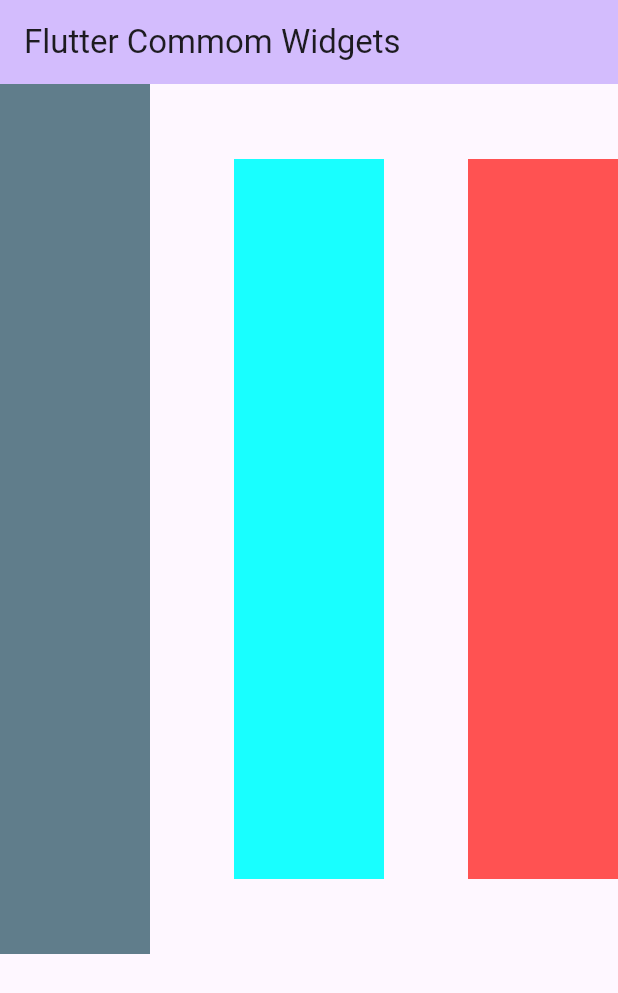
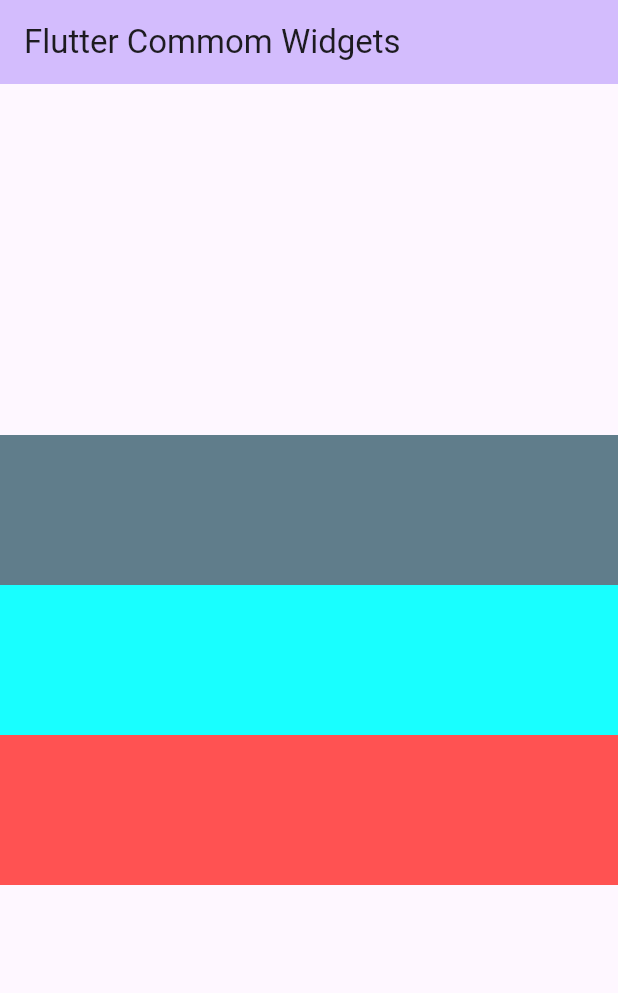
Before and after one commit to ArturRibeiro01/flutter_commom_widgets, a Flutter app: the screen it shows after launch, on a phone screen of 412 x 824 dp. Shown: the top 993 px of the screen. Run offline on Flutter 3.47's test engine with Material 3 defaults, Android fonts, the phone set to English and light mode, and no system bars.

Commit message:
feat: Column

```diff
--- a/lib/my_home_page.dart
+++ b/lib/my_home_page.dart
@@ -16,28 +16,49 @@ class _MyHomePageState extends State<MyHomePage> {
         backgroundColor: Theme.of(context).colorScheme.inversePrimary,
         title: Text(widget.title),
       ),
-      body: Row(
-        mainAxisAlignment: MainAxisAlignment.spaceBetween,
-        crossAxisAlignment: CrossAxisAlignment.center,
+
+      body: Column(
+        mainAxisAlignment: MainAxisAlignment.center,
+        crossAxisAlignment: CrossAxisAlignment.stretch,
         children: [
           Container(
             color: Colors.blueGrey,
-            width: 100,
-            height: 580,
+            width: 200,
+            height: 100,
           ),
           Container(
             color: Colors.cyanAccent,
-            width: 100,
-            height: 480,
+            width: 70,
+            height: 100,
           ),
           Container(
             color: Colors.redAccent,
-            width: 100,
-            height: 480,
+            width: 50,
+            height: 100,
           ),
         ],
       ),
-
+      // body: Row(
+      //   mainAxisAlignment: MainAxisAlignment.spaceBetween,
+      //   crossAxisAlignment: CrossAxisAlignment.center,
+      //   children: [
+      //     Container(
+      //       color: Colors.blueGrey,
+      //       width: 100,
+      //       height: 580,
+      //     ),
+      //     Container(
+      //       color: Colors.cyanAccent,
+      //       width: 100,
+      //       height: 480,
+      //     ),
+      //     Container(
+      //       color: Colors.redAccent,
+      //       width: 100,
+      //       height: 480,
+      //     ),
+      //   ],
+      // ),
       // body: Center(
       //   child: Align(
       //     alignment: Alignment.topCenter,
```
